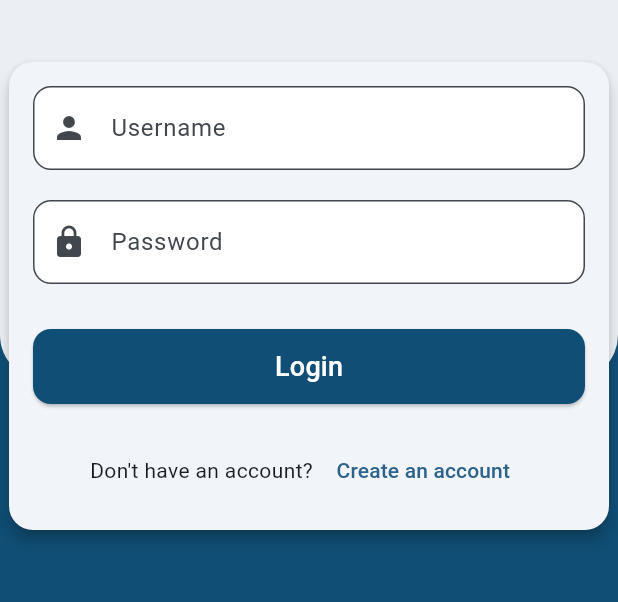
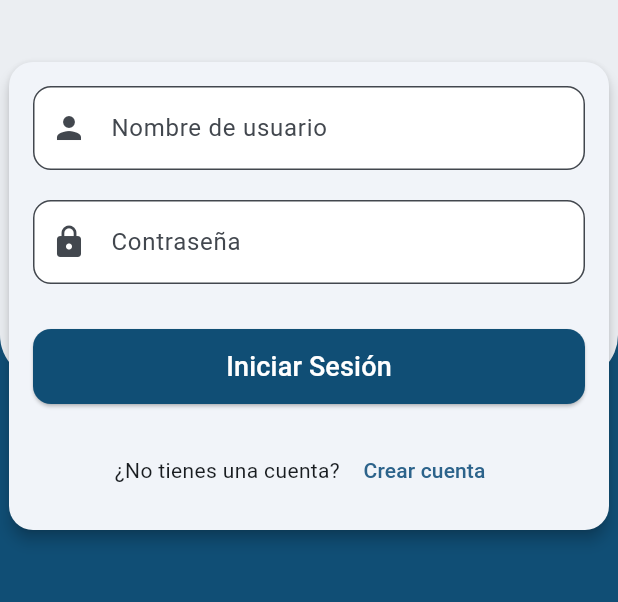
Before and after one commit to MrMerluso/tcgarchive, a Flutter app: the screen it shows after launch, on a phone screen of 412 x 824 dp, the part 547-1149 px from its top. Run offline on Flutter 3.47's test engine with Material 3 defaults, Android fonts, the phone set to English and light mode, and no system bars; our stand-ins replace cloud_firestore, curved_navigation_bar, firebase_auth, firebase_core; accounts and stored records are empty.

Commit message:
textos en español

```diff
--- a/lib/login.dart
+++ b/lib/login.dart
@@ -135,7 +135,7 @@ class _LoginPageState extends State<LoginPage> {
                           controller: _usernameController,
                           decoration: InputDecoration(
                             prefixIcon: const Icon(Icons.person),
-                            hintText: 'Username',
+                            hintText: 'Nombre de usuario',
                             border: OutlineInputBorder(
                               borderRadius: BorderRadius.circular(12.0),
                             ),
@@ -149,7 +149,7 @@ class _LoginPageState extends State<LoginPage> {
                           controller: _passwordController,
                           decoration: InputDecoration(
                             prefixIcon: const Icon(Icons.lock),
-                            hintText: 'Password',
+                            hintText: 'Contraseña',
                             border: OutlineInputBorder(
                               borderRadius: BorderRadius.circular(12.0),
                             ),
@@ -194,7 +194,7 @@ class _LoginPageState extends State<LoginPage> {
                             ),
                             onPressed: _onLogin,
                             child: const Text(
-                              'Login',
+                              'Iniciar Sesión',
                               style: TextStyle(fontSize: 18, color: Colors.white),
                             ),
                           ),
@@ -204,7 +204,7 @@ class _LoginPageState extends State<LoginPage> {
                         Row(
                           mainAxisAlignment: MainAxisAlignment.center,
                           children: [
-                            const Text("Don't have an account? "),
+                            const Text("¿No tienes una cuenta? "),
                             TextButton(
                               onPressed: () {
                                 // Acción para crear una cuenta
@@ -215,7 +215,7 @@ class _LoginPageState extends State<LoginPage> {
                                   ),
                                 );
                               },
-                              child: const Text('Create an account'),
+                              child: const Text('Crear cuenta'),
                             ),
                           ],
                         ),
```
